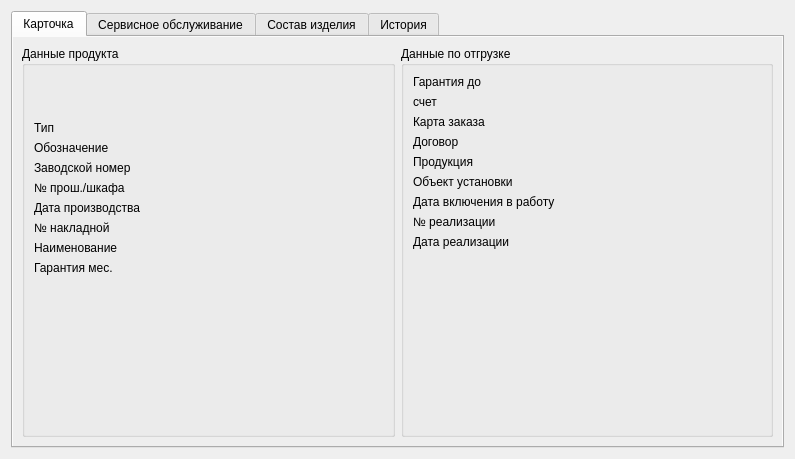
Before: the Qt Designer form Remont/cardprodwindow.ui in AlexeyScherbakov2021/Remont2, drawn with Qt 5.
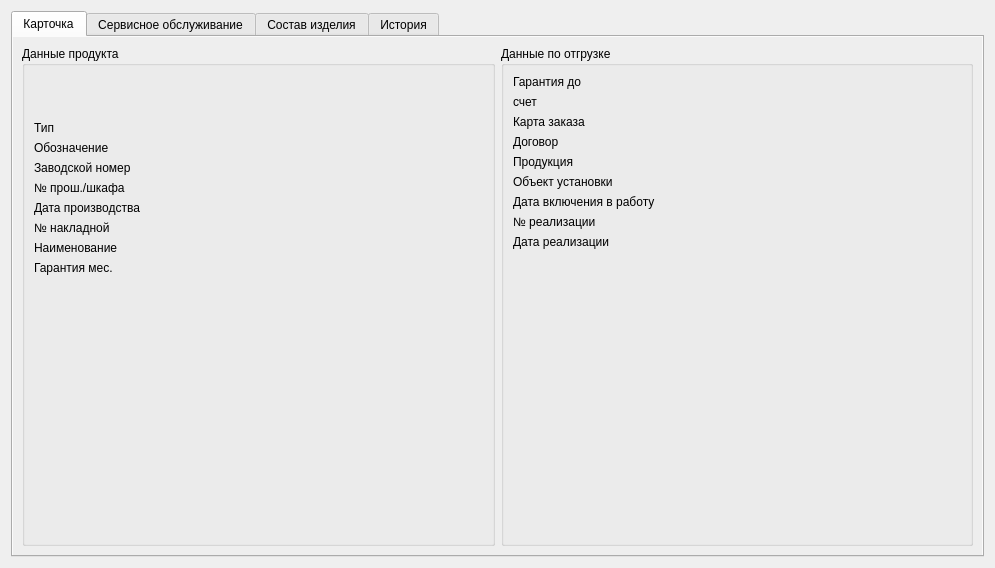
After: the same form once the commit is applied. Icons and pictures are not drawn. Custom widgets are drawn as their Qt base class.

```diff
--- a/Remont/cardprodwindow.ui
+++ b/Remont/cardprodwindow.ui
@@ -6,8 +6,8 @@
    <rect>
     <x>0</x>
     <y>0</y>
-    <width>795</width>
-    <height>459</height>
+    <width>995</width>
+    <height>568</height>
    </rect>
   </property>
   <property name="windowTitle">
@@ -445,6 +445,11 @@
           </item>
           <item row="1" column="1">
            <widget class="QLabel" name="lbSchet">
+            <property name="font">
+             <font>
+              <bold>true</bold>
+             </font>
+            </property>
             <property name="text">
              <string/>
             </property>
```
